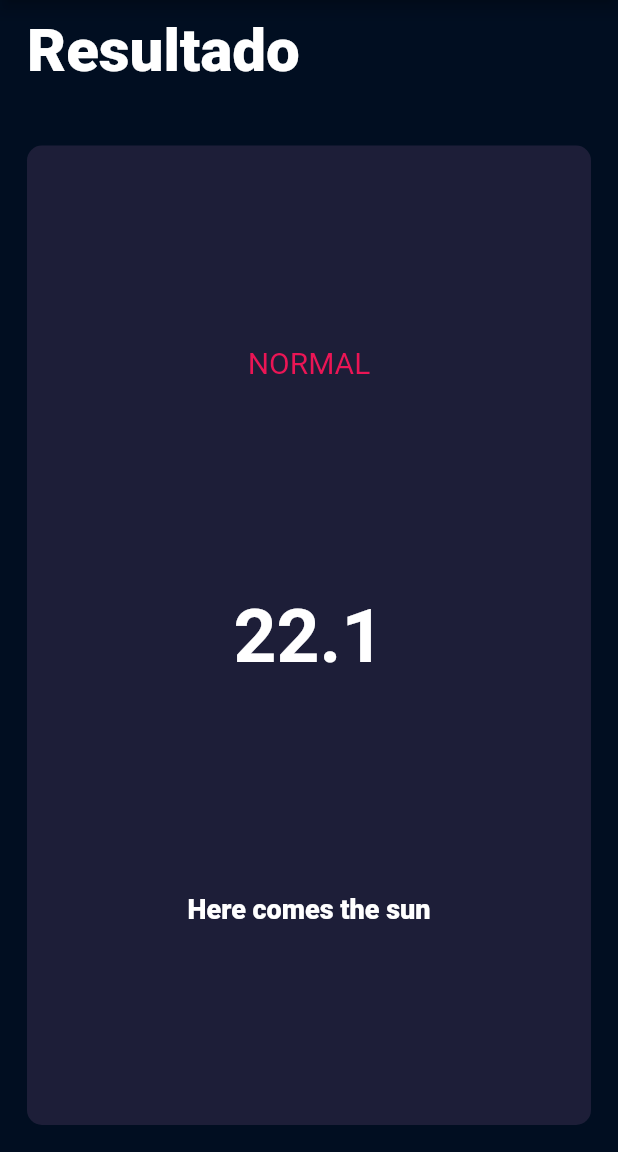
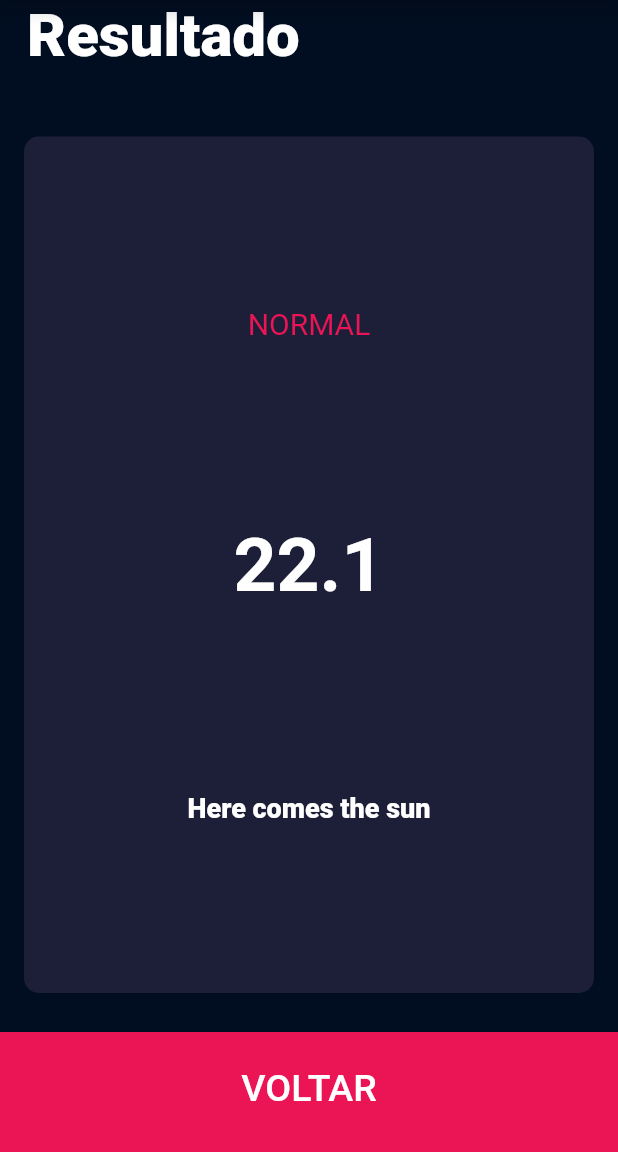
Before and after one commit to tbdbatista/bmi-calculator, a Flutter app: the screen it shows after launch, after a tap on "CALCULAR IMC", on a phone screen of 412 x 824 dp, the part 84-1236 px from its top. Run offline on Flutter 3.47's test engine with Material 2 defaults, Android fonts, the phone set to English and light mode, and no system bars; our stand-ins replace font_awesome_flutter.

Commit message:
NaviogationButton - extract the bottom button from the main page to reuse it on the result page - Thiago Batista

```diff
--- a/lib/calculator_page.dart
+++ b/lib/calculator_page.dart
@@ -5,6 +5,7 @@ import 'package:font_awesome_flutter/font_awesome_flutter.dart';
 import 'calculator_container.dart';
 import 'icon_container.dart';
 import 'my_constants.dart';
+import 'navigation_button.dart';
 
 const double bottomButtonHeight = 80;
 const String maleTitle = 'HOMEM';
@@ -230,24 +231,13 @@ class _BMICalculatorPageState extends State<BMICalculatorPage> {
               ),
             ),
           ),
-          Container(
-            color: MyColors.contrastColor,
-            margin: const EdgeInsets.only(top: 10),
-            width: double.infinity,
-            height: bottomButtonHeight,
-            padding: const EdgeInsets.only(bottom: 5.0),
-            child: TextButton(
-              onPressed: () {
+          NavigationButton(
+            title: 'CALCULAR IMC',
+            onTap: () {
+              setState(() {
                 Navigator.pushNamed(context, '/result');
-              },
-              child: const Text(
-                'CALCULAR IMC',
-                style: TextStyle(
-                  color: MyColors.foregroundColor,
-                  fontSize: 25.0,
-                ),
-              ),
-            ),
+              });
+            },
           ),
         ],
       ),
--- /dev/null
+++ b/lib/navigation_button.dart
@@ -0,0 +1,37 @@
+import 'package:flutter/cupertino.dart';
+import 'package:flutter/material.dart';
+
+import 'calculator_page.dart';
+import 'my_constants.dart';
+
+class NavigationButton extends StatelessWidget {
+  const NavigationButton({
+    super.key,
+    required this.title,
+    required this.onTap,
+  });
+
+  final String title;
+  final void Function()? onTap;
+
+  @override
+  Widget build(BuildContext context) {
+    return Container(
+      color: MyColors.contrastColor,
+      margin: const EdgeInsets.only(top: 10),
+      width: double.infinity,
+      height: bottomButtonHeight,
+      padding: const EdgeInsets.only(bottom: 5.0),
+      child: TextButton(
+        onPressed: onTap,
+        child: Text(
+          title,
+          style: const TextStyle(
+            color: MyColors.foregroundColor,
+            fontSize: 25.0,
+          ),
+        ),
+      ),
+    );
+  }
+}
--- a/lib/result_page.dart
+++ b/lib/result_page.dart
@@ -3,6 +3,7 @@ import 'package:flutter/cupertino.dart';
 import 'package:flutter/material.dart';
 
 import 'my_constants.dart';
+import 'navigation_button.dart';
 
 class ResultPage extends StatelessWidget {
   const ResultPage({Key? key}) : super(key: key);
@@ -14,19 +15,19 @@ class ResultPage extends StatelessWidget {
         backgroundColor: MyColors.primaryColor,
         title: const Text('Calculadora IMC'),
       ),
-      body: Padding(
-        padding: const EdgeInsets.all(10.0),
-        child: Column(
+      body: Column(
         crossAxisAlignment: CrossAxisAlignment.stretch,
         children: [
           Padding(
-              padding: const EdgeInsets.only(bottom: 32.0, left: 8),
+            padding: const EdgeInsets.only(bottom: 28.0, left: 18),
             child: Text(
               'Resultado',
               style: MyStiles.biggerStyle,
             ),
           ),
           Expanded(
+            child: Padding(
+              padding: const EdgeInsets.all(8.0),
               child: CalculatorContainer(
                 childContainer: Column(
                   mainAxisAlignment: MainAxisAlignment.spaceEvenly,
@@ -56,8 +57,14 @@ class ResultPage extends StatelessWidget {
                 ),
               ),
             ),
+          ),
+          NavigationButton(
+            title: 'VOLTAR',
+            onTap: () {
+              Navigator.pop(context);
+            },
+          ),
         ],
-        ),
       ),
     );
   }
```
Lines whose indentation alone changed are shown as unchanged.
